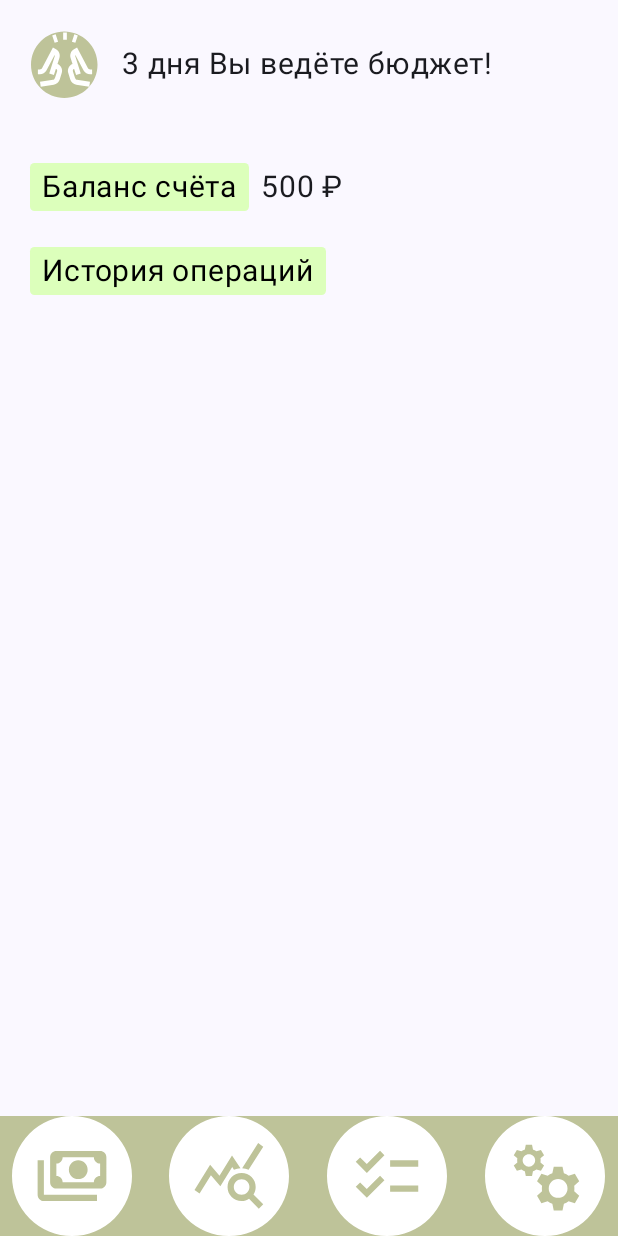
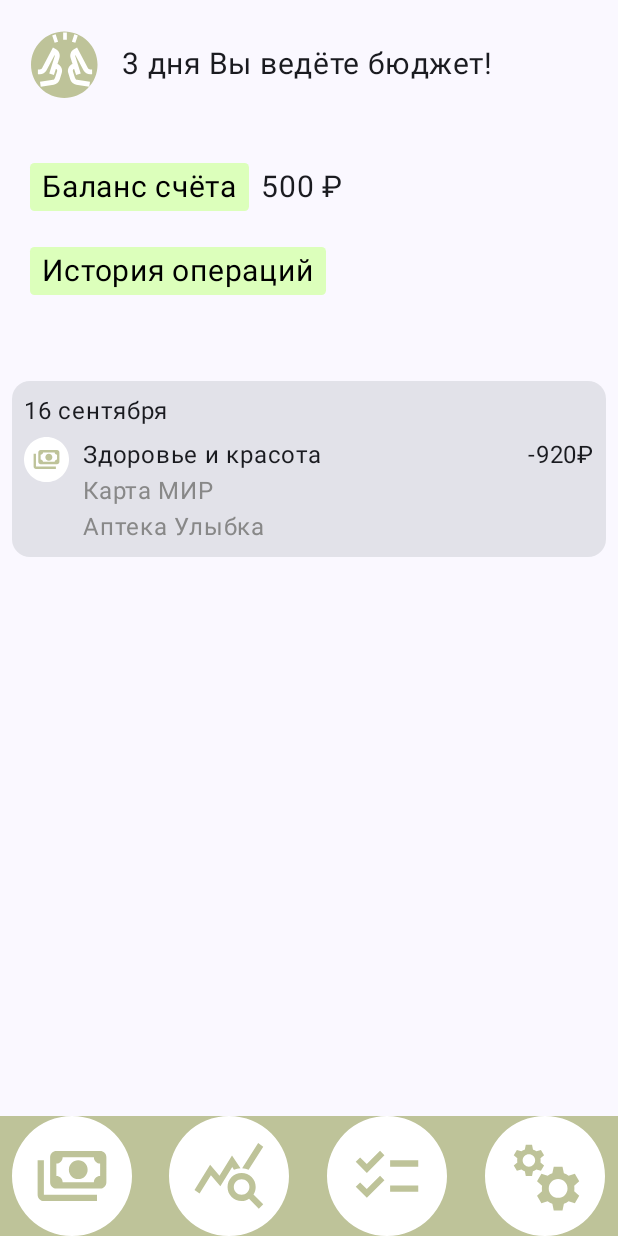
Before and after one commit to AlexFaernon/kisiks, an Android app built with Jetpack Compose: the screen it shows after launch (MainActivity), on a phone screen of 412 x 824 dp. Run offline under Robolectric (Android 15) with nearby library versions, the phone set to English and light mode, and no system bars.

Commit message:
TransactionCard

```diff
--- a/app/src/main/java/com/example/cashincontrol/presentation/MainScreen.kt
+++ b/app/src/main/java/com/example/cashincontrol/presentation/MainScreen.kt
@@ -5,12 +5,17 @@ import androidx.compose.foundation.layout.Arrangement
 import androidx.compose.foundation.layout.Column
 import androidx.compose.foundation.layout.Row
 import androidx.compose.foundation.layout.Spacer
+import androidx.compose.foundation.layout.fillMaxSize
 import androidx.compose.foundation.layout.fillMaxWidth
 import androidx.compose.foundation.layout.height
 import androidx.compose.foundation.layout.padding
 import androidx.compose.foundation.layout.size
 import androidx.compose.foundation.layout.width
+import androidx.compose.foundation.lazy.LazyColumn
+import androidx.compose.foundation.shape.CircleShape
 import androidx.compose.foundation.shape.RoundedCornerShape
+import androidx.compose.material3.Card
+import androidx.compose.material3.CardElevation
 import androidx.compose.material3.Icon
 import androidx.compose.material3.Text
 import androidx.compose.runtime.Composable
@@ -24,12 +29,18 @@ import androidx.compose.ui.unit.dp
 import androidx.compose.ui.unit.sp
 import com.example.cashincontrol.R
 
+@Preview
 @Composable
 fun MainScreen(){
-    TopSection()
+    Column(
+        verticalArrangement = Arrangement.spacedBy(23.dp) // Отступы между элементами
+    ) {
+        TopSection()
+        TransactionCard()
+    }
+
 }
 
-@Preview
 @Composable
 fun TopSection() {
     Column(
@@ -96,6 +107,83 @@ fun TopSection() {
 }
 
 @Composable
-fun ItemCard(){
+fun TransactionCard() {
+    Card(
+        modifier = Modifier
+            .fillMaxWidth()
+            .padding(8.dp),
+    ) {
+        Column(
+            modifier = Modifier
+                .padding(8.dp)
+        ) {
+            // Дата транзакции
+            Text(
+                text = "16 сентября",
+                fontSize = 16.sp,
+                fontWeight = FontWeight.Normal,
+                modifier = Modifier.padding(bottom = 5.dp)
+            )
 
+            Row(
+                verticalAlignment = Alignment.Top
+            ) {
+                // Иконка категории
+                Icon(
+                    painter = painterResource(id = R.drawable.icon_main),
+                    contentDescription = null,
+                    modifier = Modifier
+                        .size(30.dp),
+                    tint = Color.Unspecified
+                )
+
+                Spacer(modifier = Modifier.width(9.dp))
+
+                // Текстовая информация о транзакции
+                Column(
+                    modifier = Modifier.weight(1f)
+                ) {
+                    Text(
+                        text = "Здоровье и красота",
+                        fontSize = 16.sp,
+                        fontWeight = FontWeight.Normal
+                    )
+
+                    Text(
+                        text = "Карта МИР",
+                        fontSize = 16.sp,
+                        color = Color.Gray
+                    )
+
+                    Text(
+                        text = "Аптека Улыбка",
+                        fontSize = 16.sp,
+                        color = Color.Gray
+                    )
+                }
+
+                // Сумма транзакции
+                Text(
+                    text = "-920₽",
+                    fontSize = 16.sp,
+                    fontWeight = FontWeight.Normal,
+                    modifier = Modifier.padding(start = 6.dp)
+                )
+            }
+        }
+    }
 }
+
+//@Composable
+//fun TransactionListScreen(transactions: List<Transaction>) {
+//    LazyColumn(
+//        modifier = Modifier
+//            .fillMaxSize()
+//            .padding(16.dp),
+//        verticalArrangement = Arrangement.spacedBy(13.dp)
+//    ) {
+//        items(transactions) { transaction ->
+//            TransactionCard(transaction = transaction)
+//        }
+//    }
+//}
```
